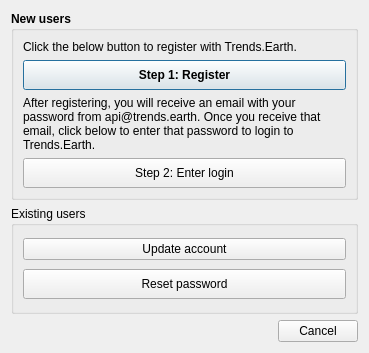
Old version of the form LDMP/gui/DlgSettings.ui in the repository ConservationInternational/trends.earth.
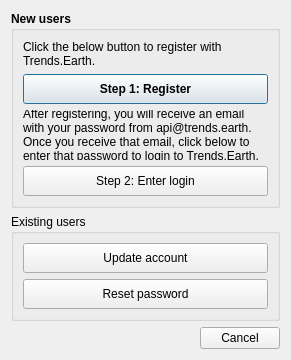
New version of the form.

Commit message: Update settings page.

Diff of the .ui file:
```diff
--- a/LDMP/gui/DlgSettings.ui
+++ b/LDMP/gui/DlgSettings.ui
@@ -9,8 +9,8 @@
    <rect>
     <x>0</x>
     <y>0</y>
-    <width>369</width>
-    <height>353</height>
+    <width>291</width>
+    <height>360</height>
    </rect>
   </property>
   <property name="sizePolicy">
@@ -156,6 +156,12 @@
      <layout class="QVBoxLayout" name="verticalLayout_2">
       <item>
        <widget class="QPushButton" name="pushButton_edit">
+        <property name="minimumSize">
+         <size>
+          <width>0</width>
+          <height>30</height>
+         </size>
+        </property>
         <property name="font">
          <font>
           <weight>50</weight>
```
The commit also changes 18 other files.
